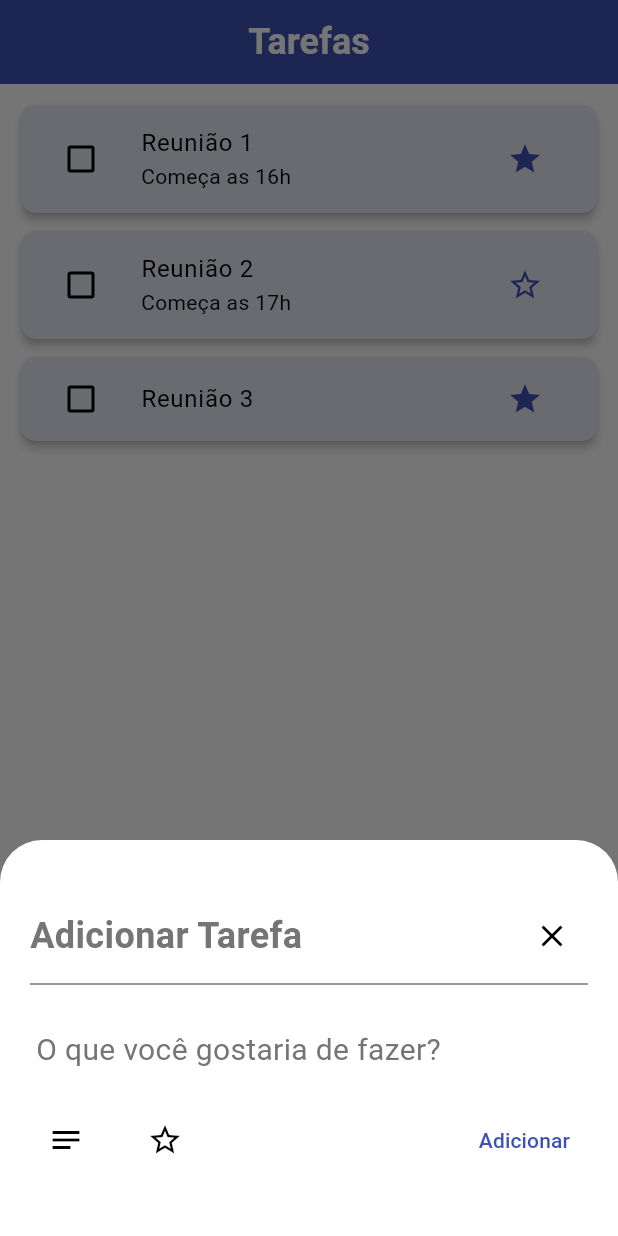
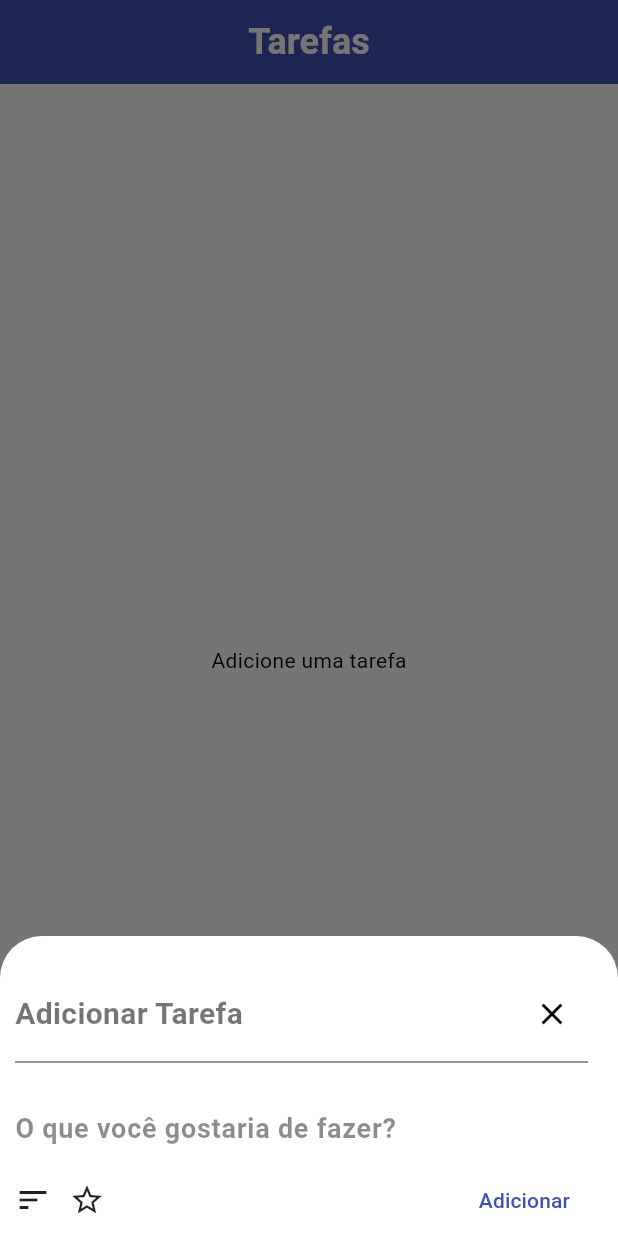
Before and after one commit to geovannifranca/todo_list, a Flutter app: the screen it shows after launch, after a tap on "Nova Tarefa", on a phone screen of 412 x 824 dp. Run offline on Flutter 3.47's test engine with Material 3 defaults, Android fonts, the phone set to English and light mode, and no system bars.

```diff
--- a/lib/main.dart
+++ b/lib/main.dart
@@ -1,6 +1,8 @@
 import 'package:flutter/material.dart';
+import 'package:intl/date_symbol_data_local.dart';
+
 import 'package:todo_list/my_app.dart';
 
 void main() {
-  runApp(const MyApp());
+  initializeDateFormatting("pt_BR").then((value) => runApp(const MyApp()));
 }
--- a/lib/models/task.model.dart
+++ b/lib/models/task.model.dart
@@ -1,9 +1,11 @@
 class Task {
-  final String title;
-  final String? description;
+  String title;
+  String? description;
   bool isCompleted;
   bool isFavorite;
+  DateTime createdAt;
 
   Task({required this.title, this.description, this.isFavorite = false})
-    : isCompleted = false;
+    : isCompleted = false,
+      createdAt = DateTime.now();
 }
--- a/lib/my_app.dart
+++ b/lib/my_app.dart
@@ -11,7 +11,10 @@ class MyApp extends StatelessWidget {
 
       theme: ThemeData(
         colorScheme: const ColorScheme.light(primary: Colors.indigo),
-        appBarTheme: const AppBarTheme(backgroundColor: Colors.indigo),
+        appBarTheme: const AppBarTheme(
+          backgroundColor: Colors.indigo,
+          iconTheme: IconThemeData(color: Colors.white),
+        ),
       ),
       home: const HomeScreen(),
     );
--- a/lib/screens/home_screen.dart
+++ b/lib/screens/home_screen.dart
@@ -1,5 +1,7 @@
 import 'package:flutter/material.dart';
 import 'package:todo_list/models/task.model.dart';
+import 'package:todo_list/screens/task_detail.dart';
+import 'package:todo_list/widgets/add_task.widget.dart';
 
 class HomeScreen extends StatefulWidget {
   const HomeScreen({super.key});
@@ -9,144 +11,25 @@ class HomeScreen extends StatefulWidget {
 }
 
 class _HomeScreenState extends State<HomeScreen> {
-  final List<Task> tasksList = [
-    Task(title: 'Reunião 1', description: 'Começa as 16h', isFavorite: true),
-    Task(title: 'Reunião 2', description: 'Começa as 17h'),
-    Task(title: 'Reunião 3', isFavorite: true),
-  ];
+  final List<Task> tasksList = [];
 
   final TextEditingController title = TextEditingController();
   final TextEditingController? subTitle = TextEditingController();
   bool favorite = false;
 
-  void update() {
-    setState(() {});
-  }
-
-  void addTask() {
-    showModalBottomSheet(
+  void addTask() async {
+    final Task? newTask = await showModalBottomSheet<Task>(
+      isScrollControlled: true,
       context: context,
-      builder: (BuildContext context) {
-        bool description = false;
-        return StatefulBuilder(
-          builder: (context, setState) {
-            return Padding(
-              padding: const EdgeInsets.symmetric(vertical: 40, horizontal: 20),
-              child: Column(
-                mainAxisSize: MainAxisSize.min,
-                children: [
-                  Row(
-                    mainAxisAlignment: MainAxisAlignment.spaceBetween,
-                    crossAxisAlignment: CrossAxisAlignment.center,
-                    children: [
-                      Text(
-                        'Adicionar Tarefa',
-                        style: TextStyle(
-                          fontSize: 24.0,
-                          fontWeight: FontWeight.bold,
-                          color: Colors.grey.shade600,
-                        ),
-                      ),
-                      IconButton(
-                        onPressed: () => setState(() {
-                          Navigator.pop(context);
-                        }),
-                        icon: const Icon(Icons.close),
-                      ),
-                    ],
-                  ),
-                  Divider(color: Colors.grey.shade600),
-                  Padding(
-                    padding: const EdgeInsets.symmetric(vertical: 12.0),
-                    child: TextFormField(
-                      controller: title,
-                      decoration: InputDecoration(
-                        border: const OutlineInputBorder(
-                          borderSide: BorderSide.none,
-                        ),
-                        contentPadding: const EdgeInsets.all(0),
-                        hint: Text(
-                          'O que você gostaria de fazer?',
-                          style: TextStyle(
-                            fontSize: 20.0,
-                            color: Colors.grey.shade600,
-                          ),
-                        ),
-                      ),
-                    ),
-                  ),
-                  if (description)
-                    Padding(
-                      padding: const EdgeInsets.only(bottom: 6.8),
-                      child: TextFormField(
-                        controller: subTitle,
-                        decoration: InputDecoration(
-                          border: const OutlineInputBorder(
-                            borderSide: BorderSide.none,
-                          ),
-                          contentPadding: const EdgeInsets.all(0),
-                          hintText: 'Adicionae informações',
-                          hintStyle: TextStyle(
-                            fontSize: 20.0,
-                            color: Colors.grey.shade600,
-                          ),
-                        ),
-                      ),
-                    ),
-                  Row(
-                    mainAxisAlignment: MainAxisAlignment.spaceBetween,
-                    children: [
-                      Row(
-                        children: [
-                          IconButton(
-                            icon: const Icon(Icons.notes),
-                            onPressed: () {
-                              setState(() {
-                                description = !description;
-                              });
-                            },
-                          ),
-                          const SizedBox(width: 18.0),
-                          IconButton(
-                            icon: favorite
-                                ? const Icon(Icons.star)
-                                : const Icon(Icons.star_border_outlined),
-                            onPressed: () {
-                              setState(() {
-                                favorite = !favorite;
-                              });
-                            },
-                          ),
-                        ],
-                      ),
-                      TextButton(
-                        onPressed: () {
-                          setState(() {
-                            tasksList.add(
-                              Task(
-                                title: title.text,
-                                description: subTitle?.text,
-                                isFavorite: favorite,
-                              ),
-                            );
-                            title.text = '';
-                            subTitle?.text = '';
-                            favorite = false;
-                            Navigator.pop(context);
-                          });
-                          update();
-                        },
-                        child: const Text('Adicionar'),
-                      ),
-                    ],
-                  ),
-                ],
-              ),
-            );
+      builder: (ctx) {
+        return const AddTask();
       },
     );
-      },
-    );
+    if (newTask != null) {
+      setState(() {
+        tasksList.add(newTask);
+      });
+    }
   }
 
   @override
@@ -165,7 +48,9 @@ class _HomeScreenState extends State<HomeScreen> {
       ),
       body: Padding(
         padding: const EdgeInsets.all(10.0),
-        child: ListView.separated(
+        child: tasksList.isEmpty
+            ? const Center(child: Text("Adicione uma tarefa"))
+            : ListView.separated(
                 itemCount: tasksList.length,
                 separatorBuilder: (_, _) => const SizedBox(height: 4.0),
                 itemBuilder: (_, int index) {
@@ -177,7 +62,22 @@ class _HomeScreenState extends State<HomeScreen> {
                     ),
                     color: Colors.indigo[50],
                     child: ListTile(
-                onTap: () {},
+                      onTap: () async {
+                        final resultUpdated = await Navigator.of(context).push(
+                          MaterialPageRoute(
+                            builder: (context) => TaskDetail(task: task),
+                          ),
+                        );
+                        if (resultUpdated != null) {
+                          setState(() {
+                            if (resultUpdated is Task) {
+                              task = resultUpdated;
+                            } else {
+                              tasksList.remove(task);
+                            }
+                          });
+                        }
+                      },
                       leading: Checkbox(
                         value: task.isCompleted,
                         onChanged: (value) {
@@ -188,7 +88,8 @@ class _HomeScreenState extends State<HomeScreen> {
                       ),
                       title: Text(task.title),
                       subtitle:
-                    (task.description == null || task.description!.isEmpty)
+                          (task.description == null ||
+                              task.description!.isEmpty)
                           ? null
                           : Text(task.description!),
                       trailing: IconButton(
--- /dev/null
+++ b/lib/widgets/add_task.widget.dart
@@ -0,0 +1,129 @@
+import 'package:flutter/material.dart';
+import 'package:todo_list/models/task.model.dart';
+
+class AddTask extends StatefulWidget {
+  const AddTask({super.key});
+
+  @override
+  State<AddTask> createState() => _AddTaskState();
+}
+
+class _AddTaskState extends State<AddTask> {
+  bool isFavorite = false;
+  bool showDescription = false;
+  final TextEditingController titleController = TextEditingController();
+  final TextEditingController descriptionController = TextEditingController();
+
+  final formKey = GlobalKey<FormState>();
+
+  void addTask() {
+    if (!formKey.currentState!.validate()) return;
+    final task = Task(
+      title: titleController.text,
+      description: descriptionController.text.isEmpty
+          ? null
+          : descriptionController.text,
+      isFavorite: isFavorite,
+    );
+    titleController.text = '';
+    descriptionController.text = '';
+
+    Navigator.of(context).pop(task);
+  }
+
+  @override
+  Widget build(BuildContext context) {
+    return Padding(
+      padding: EdgeInsets.only(
+        left: 10,
+        right: 20,
+        top: 28,
+        bottom: MediaQuery.of(context).viewInsets.bottom,
+      ),
+      child: Form(
+        key: formKey,
+        child: Column(
+          mainAxisSize: MainAxisSize.min,
+          children: [
+            Row(
+              mainAxisAlignment: MainAxisAlignment.spaceBetween,
+              crossAxisAlignment: CrossAxisAlignment.center,
+              children: [
+                const Text(
+                  'Adicionar Tarefa',
+                  style: TextStyle(
+                    fontSize: 20,
+                    fontWeight: FontWeight.bold,
+                    color: Colors.black54,
+                  ),
+                ),
+                IconButton(
+                  onPressed: () => Navigator.of(context).pop(),
+                  icon: const Icon(Icons.close),
+                ),
+              ],
+            ),
+            const Divider(thickness: 1.0, color: Colors.black54),
+            const SizedBox(height: 12.0),
+            TextFormField(
+              controller: titleController,
+              decoration: const InputDecoration(
+                contentPadding: EdgeInsets.all(0),
+                border: InputBorder.none,
+                hintText: 'O que você gostaria de fazer?',
+                hintStyle: TextStyle(
+                  fontSize: 18.0,
+                  fontWeight: FontWeight.bold,
+                  color: Colors.black45,
+                ),
+              ),
+              validator: (value) {
+                if (value == null || value.isEmpty) {
+                  return "Campo obrigatório";
+                }
+                return null;
+              },
+            ),
+            if (showDescription)
+              TextField(
+                controller: descriptionController,
+                decoration: const InputDecoration(
+                  contentPadding: EdgeInsets.all(0),
+                  border: InputBorder.none,
+                  hintText: 'Adicionar informações',
+                  hintStyle: TextStyle(
+                    fontSize: 18.0,
+                    fontWeight: FontWeight.bold,
+                    color: Colors.black45,
+                  ),
+                ),
+              ),
+            Row(
+              mainAxisAlignment: MainAxisAlignment.spaceBetween,
+              children: [
+                Row(
+                  children: [
+                    GestureDetector(
+                      onTap: () => setState(() {
+                        showDescription = !showDescription;
+                      }),
+                      child: const Icon(Icons.sort),
+                    ),
+                    const SizedBox(width: 12.0),
+                    GestureDetector(
+                      onTap: () => setState(() {
+                        isFavorite = !isFavorite;
+                      }),
+                      child: Icon(isFavorite ? Icons.star : Icons.star_outline),
+                    ),
+                  ],
+                ),
+                TextButton(onPressed: addTask, child: const Text('Adicionar')),
+              ],
+            ),
+          ],
+        ),
+      ),
+    );
+  }
+}
--- a/pubspec.yaml
+++ b/pubspec.yaml
@@ -34,6 +34,7 @@ dependencies:
   # The following adds the Cupertino Icons font to your application.
   # Use with the CupertinoIcons class for iOS style icons.
   cupertino_icons: ^1.0.8
+  intl: ^0.20.2
 
 dev_dependencies:
   flutter_test:
```
Also changed, not shown: lib/screens/task_detail.dart (added, +107 -0 lines), pubspec.lock. Lines whose indentation alone changed are shown as unchanged.
